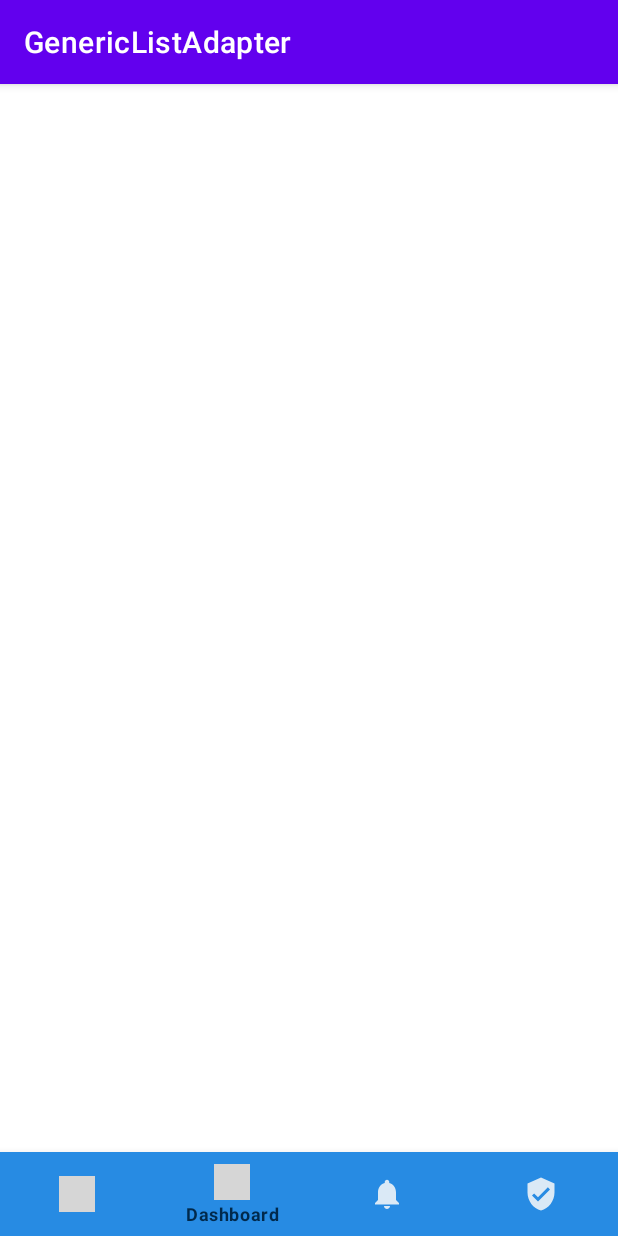
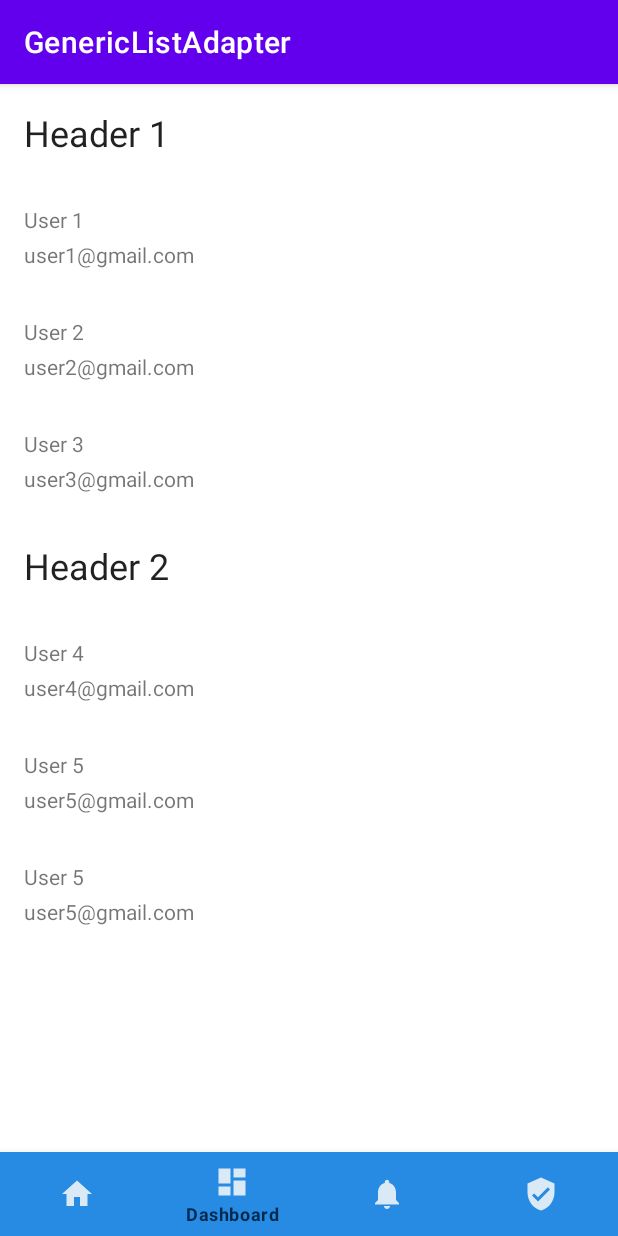
Before and after one commit to rajunigadi/recyclerview-adapter, an Android app: the DashboardFragment screen opened through its navigation route, on a phone screen of 412 x 824 dp. Run offline under Robolectric (Android 15) with nearby library versions, the phone set to English and light mode, and no system bars; our stand-ins replace navigation-ui; pictures from the network do not load; grey boxes are pictures that could not be loaded.

Commit message:
Base adapter implemented

```diff
--- a/app/build.gradle
+++ b/app/build.gradle
@@ -45,6 +45,8 @@ dependencies {
     implementation "androidx.navigation:navigation-fragment-ktx:$nav_version"
     implementation "androidx.navigation:navigation-ui-ktx:$nav_version"
 
+    implementation("io.coil-kt:coil:2.2.2")
+
     testImplementation "junit:junit:4.13.2"
     androidTestImplementation "androidx.test.ext:junit:1.1.4"
     androidTestImplementation "androidx.test.espresso:espresso-core:3.5.0"
--- a/app/src/main/AndroidManifest.xml
+++ b/app/src/main/AndroidManifest.xml
@@ -1,6 +1,8 @@
 <?xml version="1.0" encoding="utf-8"?>
 <manifest xmlns:android="http://schemas.android.com/apk/res/android"
     xmlns:tools="http://schemas.android.com/tools">
+
+    <uses-permission android:name="android.permission.INTERNET" />
 
     <application
         android:allowBackup="true"
--- /dev/null
+++ b/app/src/main/java/com/raju/generic/list/adapter/base/BaseAdapter.kt
@@ -0,0 +1,23 @@
+package com.raju.generic.list.adapter.base
+
+import android.view.ViewGroup
+import androidx.recyclerview.widget.ListAdapter
+import androidx.viewbinding.ViewBinding
+
+abstract class BaseAdapter<T : Any> : ListAdapter<T, BaseViewHolder>(BaseItemCallback<T>()) {
+
+    override fun onCreateViewHolder(parent: ViewGroup, viewType: Int): BaseViewHolder {
+        val binding = createBinding(parent, viewType)
+        return BaseViewHolder(binding)
+    }
+
+    override fun onBindViewHolder(holder: BaseViewHolder, position: Int) {
+        if (position < itemCount) {
+            bind(holder.binding, getItem(position))
+        }
+    }
+
+    protected abstract fun createBinding(parent: ViewGroup, viewType: Int): ViewBinding
+
+    protected abstract fun bind(binding: ViewBinding, item: T)
+}
--- /dev/null
+++ b/app/src/main/java/com/raju/generic/list/adapter/base/BaseItemCallback.kt
@@ -0,0 +1,11 @@
+package com.raju.generic.list.adapter.base
+
+import android.annotation.SuppressLint
+import androidx.recyclerview.widget.DiffUtil
+
+class BaseItemCallback<T : Any> : DiffUtil.ItemCallback<T>() {
+    override fun areItemsTheSame(oldItem: T, newItem: T) = oldItem.toString() == newItem.toString()
+
+    @SuppressLint("DiffUtilEquals")
+    override fun areContentsTheSame(oldItem: T, newItem: T) = oldItem == newItem
+}
--- /dev/null
+++ b/app/src/main/java/com/raju/generic/list/adapter/base/BaseViewHolder.kt
@@ -0,0 +1,6 @@
+package com.raju.generic.list.adapter.base
+
+import androidx.recyclerview.widget.RecyclerView
+import androidx.viewbinding.ViewBinding
+
+class BaseViewHolder(val binding: ViewBinding) : RecyclerView.ViewHolder(binding.root)
--- /dev/null
+++ b/app/src/main/java/com/raju/generic/list/adapter/data/DashboardItem.kt
@@ -0,0 +1,5 @@
+package com.raju.generic.list.adapter.data
+
+data class DashboardHeader(val header: String): ListItem
+
+data class DashboardItem(val title: String, val message: String): ListItem
--- /dev/null
+++ b/app/src/main/java/com/raju/generic/list/adapter/data/ListItem.kt
@@ -0,0 +1,3 @@
+package com.raju.generic.list.adapter.data
+
+interface ListItem
--- /dev/null
+++ b/app/src/main/java/com/raju/generic/list/adapter/data/User.kt
@@ -0,0 +1,3 @@
+package com.raju.generic.list.adapter.data
+
+data class User(val name: String, val email: String, val avatar: String?)
--- /dev/null
+++ b/app/src/main/java/com/raju/generic/list/adapter/ui/adapters/DashboardAdapter.kt
@@ -0,0 +1,61 @@
+package com.raju.generic.list.adapter.ui.adapters
+
+import android.util.Log
+import android.view.LayoutInflater
+import android.view.View
+import android.view.ViewGroup
+import androidx.viewbinding.ViewBinding
+import com.raju.generic.list.adapter.base.BaseAdapter
+import com.raju.generic.list.adapter.data.DashboardHeader
+import com.raju.generic.list.adapter.data.DashboardItem
+import com.raju.generic.list.adapter.data.ListItem
+import com.raju.generic.list.adapter.databinding.LayoutDashboardItemBinding
+import com.raju.generic.list.adapter.databinding.LayoutHeaderItemBinding
+
+class DashboardAdapter(private val listener: (ListItem, View) -> Unit) : BaseAdapter<ListItem>() {
+
+    override fun createBinding(parent: ViewGroup, viewType: Int): ViewBinding {
+        return when (viewType) {
+            VIEW_HEADER -> LayoutHeaderItemBinding.inflate(
+                LayoutInflater.from(parent.context),
+                parent,
+                false
+            )
+            else -> LayoutDashboardItemBinding.inflate(
+                LayoutInflater.from(parent.context),
+                parent,
+                false
+            )
+        }
+    }
+
+    override fun getItemViewType(position: Int): Int {
+        return when (getItem(position)) {
+            is DashboardHeader -> VIEW_HEADER
+            else -> VIEW_DASHBOARD
+        }
+    }
+
+    override fun bind(binding: ViewBinding, listItem: ListItem) {
+        when (binding) {
+            is LayoutDashboardItemBinding -> {
+                val item = listItem as DashboardItem
+                binding.tvTitle.text = item.title
+                binding.tvMessage.text = item.message
+                binding.root.setOnClickListener {
+                    listener.invoke(item, it)
+                }
+            }
+            is LayoutHeaderItemBinding -> {
+                val item = listItem as DashboardHeader
+                binding.tvTitle.text = item.header
+            }
+            else -> Log.d("DashboardAdapter", "Unknown view binding")
+        }
+    }
+
+    companion object {
+        const val VIEW_HEADER = 1
+        const val VIEW_DASHBOARD = 2
+    }
+}
--- /dev/null
+++ b/app/src/main/java/com/raju/generic/list/adapter/ui/adapters/HomeAdapter.kt
@@ -0,0 +1,37 @@
+package com.raju.generic.list.adapter.ui.adapters
+
+import android.annotation.SuppressLint
+import android.util.Log
+import android.view.LayoutInflater
+import android.view.View
+import android.view.ViewGroup
+import androidx.viewbinding.ViewBinding
+import coil.load
+import com.raju.generic.list.adapter.base.BaseAdapter
+import com.raju.generic.list.adapter.data.User
+import com.raju.generic.list.adapter.databinding.LayoutHomeItemBinding
+
+@SuppressLint("ResourceType")
+class HomeAdapter(private val listener: (User, View) -> Unit) : BaseAdapter<User>() {
+
+    private val imageUrl =
+        "https://png.pngtree.com/png-vector/20191101/ourmid/pngtree-cartoon-color-simple-male-avatar-png-image_1934459.jpg"
+
+    override fun createBinding(parent: ViewGroup, viewType: Int): ViewBinding {
+        return LayoutHomeItemBinding.inflate(LayoutInflater.from(parent.context), parent, false)
+    }
+
+    override fun bind(binding: ViewBinding, item: User) {
+        when (binding) {
+            is LayoutHomeItemBinding -> {
+                binding.tvName.text = item.name
+                binding.tvEmail.text = item.email
+                binding.ivProfile.load(imageUrl)
+                binding.root.setOnClickListener {
+                    listener.invoke(item, it)
+                }
+            }
+            else -> Log.d("HomeAdapter", "Unknown view binding")
+        }
+    }
+}
--- a/app/src/main/java/com/raju/generic/list/adapter/ui/fragments/DashboardFragment.kt
+++ b/app/src/main/java/com/raju/generic/list/adapter/ui/fragments/DashboardFragment.kt
@@ -4,8 +4,13 @@ import android.os.Bundle
 import android.view.LayoutInflater
 import android.view.View
 import android.view.ViewGroup
+import android.widget.Toast
 import androidx.fragment.app.Fragment
+import com.raju.generic.list.adapter.data.DashboardHeader
+import com.raju.generic.list.adapter.data.DashboardItem
+import com.raju.generic.list.adapter.data.ListItem
 import com.raju.generic.list.adapter.databinding.FragmentDashboardBinding
+import com.raju.generic.list.adapter.ui.adapters.DashboardAdapter
 
 class DashboardFragment: Fragment() {
 
@@ -13,6 +18,8 @@ class DashboardFragment: Fragment() {
 
     // This property is only valid between onCreateView and onDestroyView.
     private val binding get() = _binding!!
+
+    private var dashboardAdapter: DashboardAdapter? = null
 
     override fun onCreateView(
         inflater: LayoutInflater,
@@ -26,6 +33,22 @@ class DashboardFragment: Fragment() {
     override fun onViewCreated(view: View, savedInstanceState: Bundle?) {
         super.onViewCreated(view, savedInstanceState)
         // set up recycler view
+        dashboardAdapter = DashboardAdapter() { item, view ->
+            Toast.makeText(requireActivity(), "Item clicked: $item", Toast.LENGTH_SHORT).show()
+        }
+        binding.recyclerView.adapter = dashboardAdapter
+
+        val users = mutableListOf<ListItem>().apply {
+            add(DashboardHeader("Header 1"))
+            add(DashboardItem("User 1", "user1@gmail.com"))
+            add(DashboardItem("User 2", "user2@gmail.com"))
+            add(DashboardItem("User 3", "user3@gmail.com"))
+            add(DashboardHeader("Header 2"))
+            add(DashboardItem("User 4", "user4@gmail.com"))
+            add(DashboardItem("User 5", "user5@gmail.com"))
+            add(DashboardItem("User 5", "user5@gmail.com"))
+        }
+        dashboardAdapter?.submitList(users)
     }
 
     override fun onDestroyView() {
--- a/app/src/main/java/com/raju/generic/list/adapter/ui/fragments/HomeFragment.kt
+++ b/app/src/main/java/com/raju/generic/list/adapter/ui/fragments/HomeFragment.kt
@@ -4,8 +4,11 @@ import android.os.Bundle
 import android.view.LayoutInflater
 import android.view.View
 import android.view.ViewGroup
+import android.widget.Toast
 import androidx.fragment.app.Fragment
+import com.raju.generic.list.adapter.data.User
 import com.raju.generic.list.adapter.databinding.FragmentHomeBinding
+import com.raju.generic.list.adapter.ui.adapters.HomeAdapter
 
 class HomeFragment: Fragment() {
 
@@ -13,6 +16,8 @@ class HomeFragment: Fragment() {
 
     // This property is only valid between onCreateView and onDestroyView.
     private val binding get() = _binding!!
+
+    private var homeAdapter: HomeAdapter? = null
 
     override fun onCreateView(
         inflater: LayoutInflater,
@@ -25,7 +30,19 @@ class HomeFragment: Fragment() {
 
     override fun onViewCreated(view: View, savedInstanceState: Bundle?) {
         super.onViewCreated(view, savedInstanceState)
-        // set up recycler view
+        homeAdapter = HomeAdapter() { item, view ->
+            Toast.makeText(requireActivity(), "Item clicked: ${item.name}", Toast.LENGTH_SHORT).show()
+        }
+        binding.recyclerView.adapter = homeAdapter
+
+        val users = mutableListOf<User>().apply {
+            add(User("User 1", "user1@gmail.com", ""))
+            add(User("User 2", "user2@gmail.com", ""))
+            add(User("User 3", "user3@gmail.com", ""))
+            add(User("User 4", "user4@gmail.com", ""))
+            add(User("User 5", "user5@gmail.com", ""))
+        }
+        homeAdapter?.submitList(users)
     }
 
     override fun onDestroyView() {
--- /dev/null
+++ b/app/src/main/res/drawable/ic_dashboard_black_24dp.xml
@@ -0,0 +1,5 @@
+<vector android:height="24dp" android:tint="#000000"
+    android:viewportHeight="24" android:viewportWidth="24"
+    android:width="24dp" xmlns:android="http://schemas.android.com/apk/res/android">
+    <path android:fillColor="@android:color/white" android:pathData="M3,13h8L11,3L3,3v10zM3,21h8v-6L3,15v6zM13,21h8L21,11h-8v10zM13,3v6h8L21,3h-8z"/>
+</vector>
--- /dev/null
+++ b/app/src/main/res/drawable/ic_home_black_24dp.xml
@@ -0,0 +1,5 @@
+<vector android:height="24dp" android:tint="#000000"
+    android:viewportHeight="24" android:viewportWidth="24"
+    android:width="24dp" xmlns:android="http://schemas.android.com/apk/res/android">
+    <path android:fillColor="@android:color/white" android:pathData="M10,20v-6h4v6h5v-8h3L12,3 2,12h3v8z"/>
+</vector>
--- /dev/null
+++ b/app/src/main/res/layout/layout_header_item.xml
@@ -0,0 +1,23 @@
+<?xml version="1.0" encoding="utf-8"?>
+<androidx.constraintlayout.widget.ConstraintLayout xmlns:android="http://schemas.android.com/apk/res/android"
+    xmlns:app="http://schemas.android.com/apk/res-auto"
+    xmlns:tools="http://schemas.android.com/tools"
+    android:layout_width="match_parent"
+    android:layout_height="wrap_content">
+
+    <TextView
+        style="@style/TextAppearance.AppCompat.Headline"
+        android:id="@+id/tv_title"
+        android:layout_width="0dp"
+        android:layout_height="wrap_content"
+        android:layout_marginStart="16dp"
+        android:layout_marginTop="16dp"
+        android:layout_marginEnd="16dp"
+        android:layout_marginBottom="16dp"
+        android:text="This is dashboard title"
+        app:layout_constraintBottom_toBottomOf="parent"
+        app:layout_constraintEnd_toEndOf="parent"
+        app:layout_constraintStart_toStartOf="parent"
+        app:layout_constraintTop_toTopOf="parent" />
+
+</androidx.constraintlayout.widget.ConstraintLayout>
```
